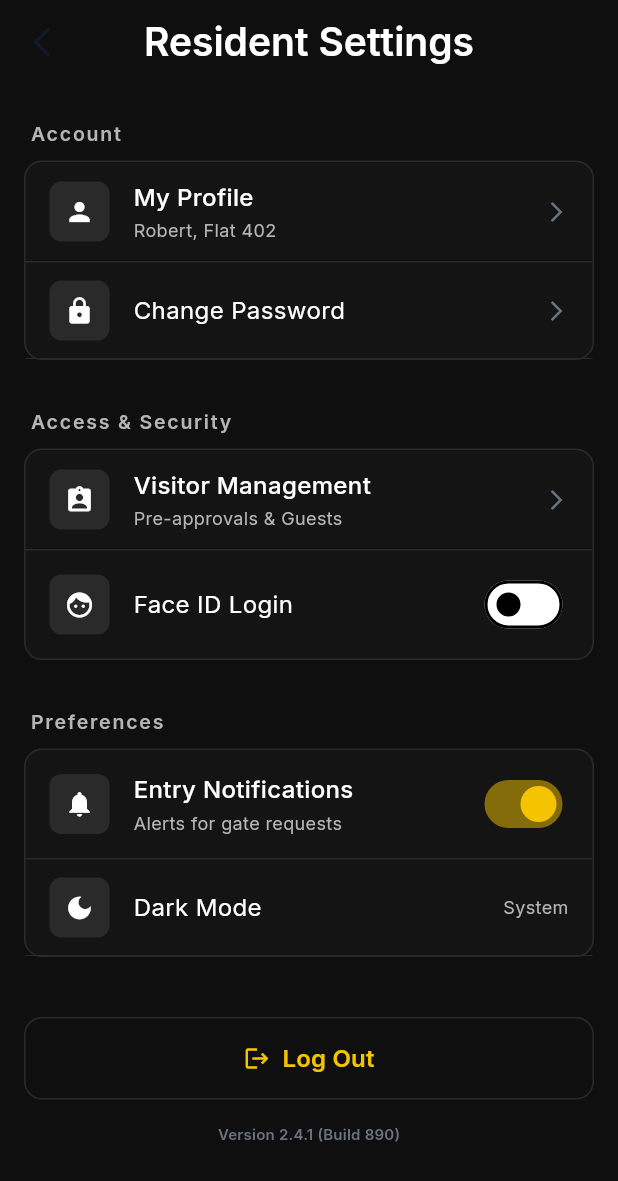
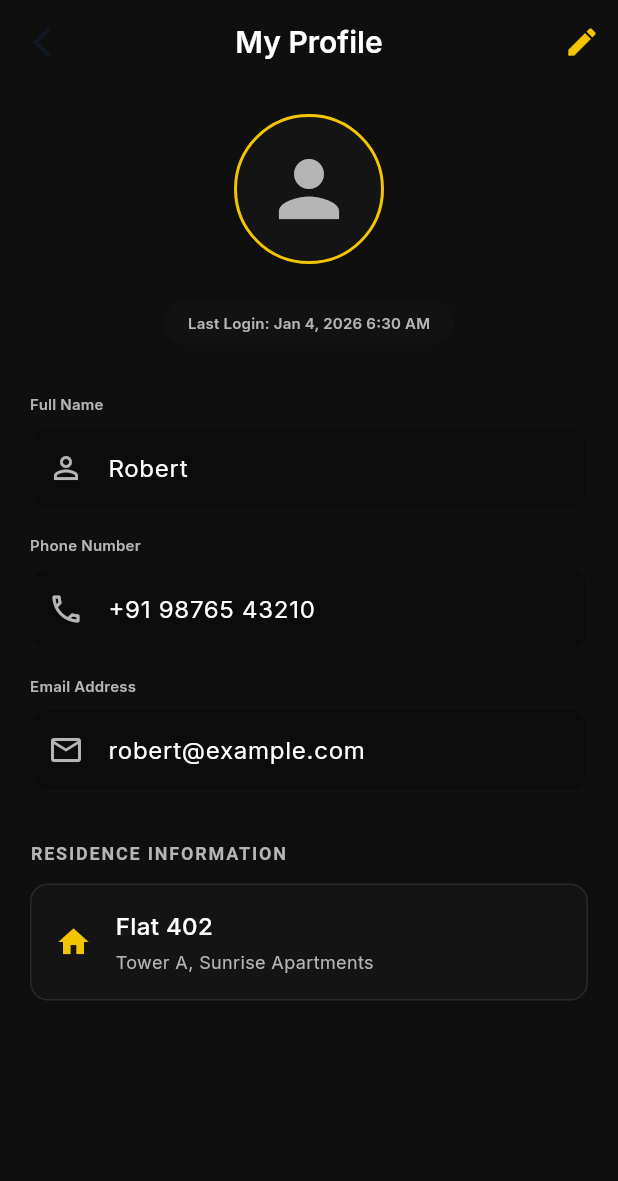
Before and after one commit to nikhilcherry/GuardRail, a Flutter app: the ResidentSettingsScreen screen opened by its route, after a tap on "My Profile", on a phone screen of 412 x 824 dp. Shown: the top 1181 px of the screen. Run offline on Flutter 3.47's test engine with Material 3 defaults, Android fonts, the phone set to English and light mode, and no system bars; our stand-ins replace firebase_core, flutter_animate, flutter_dotenv, flutter_secure_storage, go_router, google_fonts and 5 more; missing offline and left inert: mobile_scanner; accounts and stored records are empty.

Commit message:
feat: Add Resident Profile Editing Screen
- Created `ResidentProfileScreen` to allow residents to edit Name, Phone, and Email.
- Implemented profile photo selection using `image_picker` (supports local storage and network URLs).
- Updated `ResidentProvider` to manage `profileImage` and `lastLogin` state.
- Updated `ResidentSettingsScreen` to navigate to the new profile screen.
- Added necessary permissions to `ios/Runner/Info.plist` and `android/app/src/main/AndroidManifest.xml` for image picking.
- Displayed read-only Flat Information and Last Login time on the profile screen.

```diff
--- a/lib/providers/resident_provider.dart
+++ b/lib/providers/resident_provider.dart
@@ -81,6 +81,8 @@ class ResidentProvider extends ChangeNotifier {
   String _flatNumber = '402';
   String _phoneNumber = '+91 98765 43210';
   String _email = 'robert@example.com';
+  String? _profileImage;
+  DateTime? _lastLogin;
   int _pendingRequests = 1;
   bool _isLoading = false;
 
@@ -100,6 +102,8 @@ class ResidentProvider extends ChangeNotifier {
   String get flatNumber => _flatNumber;
   String get phoneNumber => _phoneNumber;
   String get email => _email;
+  String? get profileImage => _profileImage;
+  DateTime? get lastLogin => _lastLogin;
   int get pendingRequests => _pendingRequests;
   bool get isLoading => _isLoading;
 
@@ -130,6 +134,9 @@ class ResidentProvider extends ChangeNotifier {
 
     // Simulate network delay
     await Future.delayed(const Duration(seconds: 2));
+
+    // Simulate getting last login
+    _lastLogin = DateTime.now().subtract(const Duration(hours: 4));
 
     _isLoading = false;
     notifyListeners();
@@ -204,11 +211,13 @@ class ResidentProvider extends ChangeNotifier {
     String? flatNumber,
     String? phoneNumber,
     String? email,
+    String? profileImage,
   }) {
     if (name != null) _residentName = name;
     if (flatNumber != null) _flatNumber = flatNumber;
     if (phoneNumber != null) _phoneNumber = phoneNumber;
     if (email != null) _email = email;
+    if (profileImage != null) _profileImage = profileImage;
     notifyListeners();
   }
 }
--- /dev/null
+++ b/lib/screens/resident/resident_profile_screen.dart
@@ -0,0 +1,304 @@
+import 'dart:io';
+import 'package:flutter/material.dart';
+import 'package:provider/provider.dart';
+import 'package:image_picker/image_picker.dart';
+import 'package:intl/intl.dart';
+import '../../theme/app_theme.dart';
+import '../../providers/resident_provider.dart';
+
+class ResidentProfileScreen extends StatefulWidget {
+  const ResidentProfileScreen({super.key});
+
+  @override
+  State<ResidentProfileScreen> createState() => _ResidentProfileScreenState();
+}
+
+class _ResidentProfileScreenState extends State<ResidentProfileScreen> {
+  late TextEditingController _nameController;
+  late TextEditingController _phoneController;
+  late TextEditingController _emailController;
+  bool _isEditing = false;
+  File? _imageFile;
+  final ImagePicker _picker = ImagePicker();
+
+  @override
+  void initState() {
+    super.initState();
+    final residentProvider = context.read<ResidentProvider>();
+    _nameController = TextEditingController(text: residentProvider.residentName);
+    _phoneController = TextEditingController(text: residentProvider.phoneNumber);
+    _emailController = TextEditingController(text: residentProvider.email);
+  }
+
+  @override
+  void dispose() {
+    _nameController.dispose();
+    _phoneController.dispose();
+    _emailController.dispose();
+    super.dispose();
+  }
+
+  Future<void> _pickImage() async {
+    try {
+      final XFile? pickedFile = await _picker.pickImage(source: ImageSource.gallery);
+      if (pickedFile != null) {
+        setState(() {
+          _imageFile = File(pickedFile.path);
+        });
+        // In a real app, you would upload this image immediately or upon saving
+      }
+    } catch (e) {
+      ScaffoldMessenger.of(context).showSnackBar(
+        SnackBar(content: Text('Error picking image: $e')),
+      );
+    }
+  }
+
+  void _saveProfile() {
+    context.read<ResidentProvider>().updateResidentInfo(
+          name: _nameController.text,
+          phoneNumber: _phoneController.text,
+          email: _emailController.text,
+          profileImage: _imageFile?.path,
+        );
+    setState(() {
+      _isEditing = false;
+    });
+    ScaffoldMessenger.of(context).showSnackBar(
+      const SnackBar(content: Text('Profile updated successfully')),
+    );
+  }
+
+  @override
+  Widget build(BuildContext context) {
+    return Scaffold(
+      backgroundColor: AppTheme.backgroundDark,
+      appBar: AppBar(
+        backgroundColor: AppTheme.backgroundDark,
+        elevation: 0,
+        leading: IconButton(
+          icon: const Icon(Icons.arrow_back_ios_new),
+          onPressed: () => Navigator.pop(context),
+        ),
+        title: Text(
+          'My Profile',
+          style: AppTheme.headlineMedium.copyWith(fontSize: 20),
+        ),
+        centerTitle: true,
+        actions: [
+          IconButton(
+            icon: Icon(_isEditing ? Icons.save : Icons.edit),
+            color: AppTheme.primary,
+            onPressed: () {
+              if (_isEditing) {
+                _saveProfile();
+              } else {
+                setState(() {
+                  _isEditing = true;
+                });
+              }
+            },
+          ),
+        ],
+      ),
+      body: Consumer<ResidentProvider>(
+        builder: (context, residentProvider, _) {
+          return SingleChildScrollView(
+            padding: const EdgeInsets.all(20),
+            child: Column(
+              children: [
+                // Profile Image
+                Center(
+                  child: Stack(
+                    children: [
+                      Container(
+                        width: 100,
+                        height: 100,
+                        decoration: BoxDecoration(
+                          color: AppTheme.surfaceDark,
+                          shape: BoxShape.circle,
+                          border: Border.all(color: AppTheme.primary, width: 2),
+                          image: _imageFile != null
+                              ? DecorationImage(
+                                  image: FileImage(_imageFile!),
+                                  fit: BoxFit.cover,
+                                )
+                              : residentProvider.profileImage != null
+                                  ? DecorationImage(
+                                      image: (residentProvider.profileImage!.startsWith('http')
+                                          ? NetworkImage(residentProvider.profileImage!)
+                                          : FileImage(File(residentProvider.profileImage!))) as ImageProvider,
+                                      fit: BoxFit.cover,
+                                    )
+                                  : null,
+                        ),
+                        child: (_imageFile == null && residentProvider.profileImage == null)
+                            ? const Icon(Icons.person, size: 60, color: AppTheme.textSecondary)
+                            : null,
+                      ),
+                      if (_isEditing)
+                        Positioned(
+                          bottom: 0,
+                          right: 0,
+                          child: GestureDetector(
+                            onTap: _pickImage,
+                            child: Container(
+                              padding: const EdgeInsets.all(8),
+                              decoration: const BoxDecoration(
+                                color: AppTheme.primary,
+                                shape: BoxShape.circle,
+                              ),
+                              child: const Icon(Icons.photo_library, size: 20, color: Colors.black),
+                            ),
+                          ),
+                        ),
+                    ],
+                  ),
+                ),
+                const SizedBox(height: 24),
+
+                // Last Login Information
+                if (residentProvider.lastLogin != null)
+                   Container(
+                     padding: const EdgeInsets.symmetric(vertical: 8, horizontal: 16),
+                     decoration: BoxDecoration(
+                       color: AppTheme.surfaceDark.withOpacity(0.5),
+                       borderRadius: BorderRadius.circular(20),
+                     ),
+                     child: Text(
+                       'Last Login: ${DateFormat('MMM d, yyyy h:mm a').format(residentProvider.lastLogin!)}',
+                       style: AppTheme.labelSmall.copyWith(color: AppTheme.textSecondary),
+                     ),
+                   ),
+
+                const SizedBox(height: 32),
+
+                // Form Fields
+                _ProfileField(
+                  label: 'Full Name',
+                  controller: _nameController,
+                  icon: Icons.person_outline,
+                  enabled: _isEditing,
+                ),
+                const SizedBox(height: 16),
+                _ProfileField(
+                  label: 'Phone Number',
+                  controller: _phoneController,
+                  icon: Icons.phone_outlined,
+                  enabled: _isEditing,
+                  keyboardType: TextInputType.phone,
+                ),
+                const SizedBox(height: 16),
+                _ProfileField(
+                  label: 'Email Address',
+                  controller: _emailController,
+                  icon: Icons.email_outlined,
+                  enabled: _isEditing,
+                  keyboardType: TextInputType.emailAddress,
+                ),
+
+                const SizedBox(height: 32),
+
+                // Flat Information (Read-only)
+                const Align(
+                  alignment: Alignment.centerLeft,
+                  child: Text(
+                    'RESIDENCE INFORMATION',
+                    style: TextStyle(
+                      color: AppTheme.textSecondary,
+                      fontSize: 12,
+                      fontWeight: FontWeight.bold,
+                      letterSpacing: 1.2,
+                    ),
+                  ),
+                ),
+                const SizedBox(height: 12),
+                Container(
+                  padding: const EdgeInsets.all(16),
+                  decoration: BoxDecoration(
+                    color: AppTheme.surfaceDark,
+                    borderRadius: BorderRadius.circular(12),
+                    border: Border.all(color: AppTheme.borderDark),
+                  ),
+                  child: Row(
+                    children: [
+                      const Icon(Icons.home, color: AppTheme.primary),
+                      const SizedBox(width: 16),
+                      Column(
+                        crossAxisAlignment: CrossAxisAlignment.start,
+                        children: [
+                          Text(
+                            'Flat ${residentProvider.flatNumber}',
+                            style: AppTheme.titleMedium,
+                          ),
+                          const SizedBox(height: 4),
+                          Text(
+                            'Tower A, Sunrise Apartments', // Mock data, ideally from Provider
+                            style: AppTheme.bodySmall.copyWith(color: AppTheme.textSecondary),
+                          ),
+                        ],
+                      ),
+                    ],
+                  ),
+                ),
+              ],
+            ),
+          );
+        },
+      ),
+    );
+  }
+}
+
+class _ProfileField extends StatelessWidget {
+  final String label;
+  final TextEditingController controller;
+  final IconData icon;
+  final bool enabled;
+  final TextInputType? keyboardType;
+
+  const _ProfileField({
+    required this.label,
+    required this.controller,
+    required this.icon,
+    required this.enabled,
+    this.keyboardType,
+  });
+
+  @override
+  Widget build(BuildContext context) {
+    return Column(
+      crossAxisAlignment: CrossAxisAlignment.start,
+      children: [
+        Text(
+          label,
+          style: AppTheme.labelSmall.copyWith(color: AppTheme.textSecondary),
+        ),
+        const SizedBox(height: 8),
+        TextField(
+          controller: controller,
+          enabled: enabled,
+          keyboardType: keyboardType,
+          style: AppTheme.bodyLarge,
+          decoration: InputDecoration(
+            prefixIcon: Icon(icon, color: enabled ? AppTheme.primary : AppTheme.textSecondary),
+            filled: true,
+            fillColor: enabled ? AppTheme.surfaceDark : Colors.black.withOpacity(0.2),
+            border: OutlineInputBorder(
+              borderRadius: BorderRadius.circular(12),
+              borderSide: BorderSide(color: enabled ? AppTheme.borderDark : Colors.transparent),
+            ),
+            enabledBorder: OutlineInputBorder(
+              borderRadius: BorderRadius.circular(12),
+              borderSide: const BorderSide(color: AppTheme.borderDark),
+            ),
+            focusedBorder: OutlineInputBorder(
+              borderRadius: BorderRadius.circular(12),
+              borderSide: const BorderSide(color: AppTheme.primary),
+            ),
+          ),
+        ),
+      ],
+    );
+  }
+}
--- a/lib/screens/resident/resident_settings_screen.dart
+++ b/lib/screens/resident/resident_settings_screen.dart
@@ -3,6 +3,7 @@ import 'package:provider/provider.dart';
 import '../../theme/app_theme.dart';
 import '../../providers/auth_provider.dart';
 import '../../providers/resident_provider.dart';
+import 'resident_profile_screen.dart';
 
 class ResidentSettingsScreen extends StatefulWidget {
   const ResidentSettingsScreen({super.key});
@@ -78,7 +79,14 @@ class _ResidentSettingsScreenState extends State<ResidentSettingsScreen> {
                       icon: Icons.person,
                       title: 'My Profile',
                       subtitle: '${residentProvider.residentName}, Flat ${residentProvider.flatNumber}',
-                      onTap: () {},
+                      onTap: () {
+                        Navigator.push(
+                          context,
+                          MaterialPageRoute(
+                            builder: (context) => const ResidentProfileScreen(),
+                          ),
+                        );
+                      },
                     ),
                     _SettingsItem(
                       icon: Icons.lock,
```
Also changed, not shown: 2 other files.
